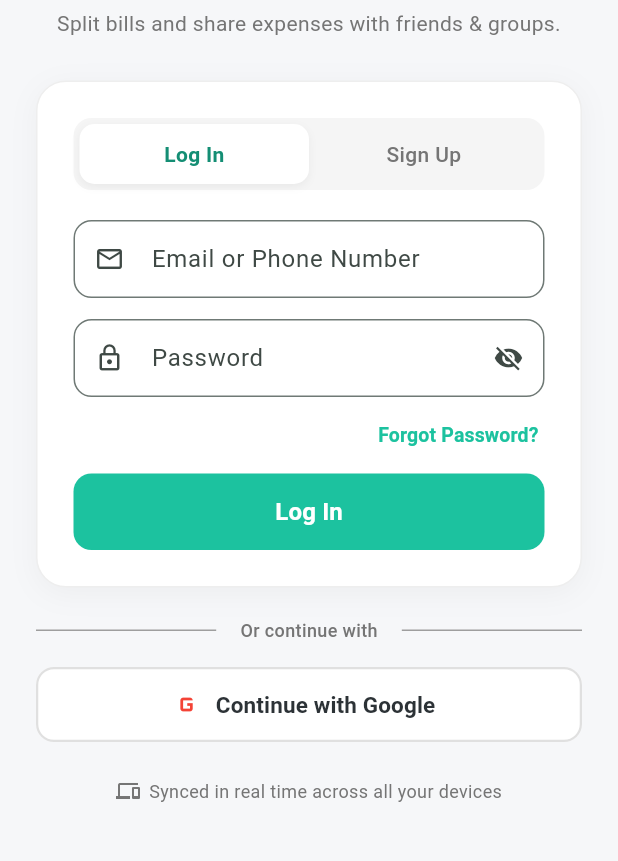
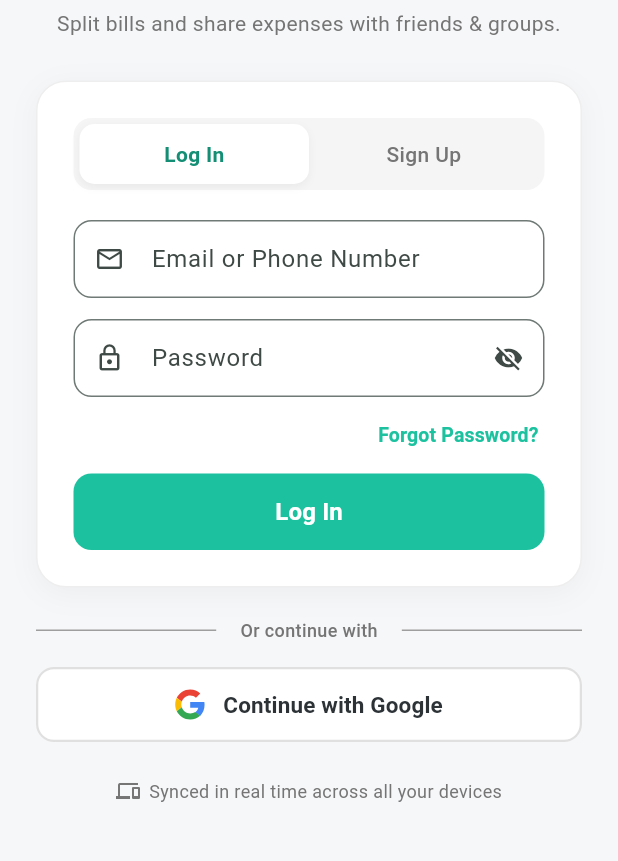
Before and after one commit to indramishra/split-it-flutter-app, a Flutter app: the screen it shows after launch, on a phone screen of 412 x 824 dp, the part 320-1181 px from its top. Run offline on Flutter 3.47's test engine with Material 3 defaults, Android fonts, the phone set to English and light mode, and no system bars; our stand-ins replace cloud_firestore, firebase_auth, firebase_core, flutter_contacts, flutter_local_notifications, google_sign_in and 2 more; accounts and stored records are empty.

Commit message:
fix(auth): pass serverClientId to GoogleSignIn, add real Google logo and error feedback

```diff
--- a/lib/screens/auth_screen.dart
+++ b/lib/screens/auth_screen.dart
@@ -3,6 +3,7 @@ import 'package:provider/provider.dart';
 import '../providers/splitwise_provider.dart';
 import '../theme/app_theme.dart';
 import '../widgets/country_code_picker.dart';
+import '../widgets/google_logo.dart';
 import 'forgot_password_screen.dart';
 
 class AuthScreen extends StatefulWidget {
@@ -23,6 +24,7 @@ class _AuthScreenState extends State<AuthScreen> {
 
   bool _obscurePassword = true;
   bool _isLoading = false;
+  bool _isGoogleLoading = false;
   String? _errorMessage;
   String? _successMessage;
 
@@ -258,6 +260,7 @@ class _AuthScreenState extends State<AuthScreen> {
       _errorMessage = null;
       _successMessage = null;
       _isLoading = true;
+      _isGoogleLoading = true;
     });
 
     final provider = context.read<SplitwiseProvider>();
@@ -266,8 +269,26 @@ class _AuthScreenState extends State<AuthScreen> {
     if (mounted) {
       setState(() {
         _isLoading = false;
+        _isGoogleLoading = false;
         _errorMessage = error;
       });
+
+      if (error != null) {
+        ScaffoldMessenger.of(context).showSnackBar(
+          SnackBar(
+            content: Row(
+              children: [
+                const Icon(Icons.error_outline, color: Colors.white, size: 20),
+                const SizedBox(width: 8),
+                Expanded(child: Text(error, style: const TextStyle(fontSize: 13))),
+              ],
+            ),
+            backgroundColor: AppTheme.negativeOrange,
+            behavior: SnackBarBehavior.floating,
+            duration: const Duration(seconds: 4),
+          ),
+        );
+      }
     }
   }
 
@@ -833,7 +854,7 @@ class _AuthScreenState extends State<AuthScreen> {
                   SizedBox(
                     width: double.infinity,
                     height: 50,
-                    child: OutlinedButton.icon(
+                    child: OutlinedButton(
                       style: OutlinedButton.styleFrom(
                         foregroundColor: AppTheme.charcoal,
                         side: BorderSide(color: Colors.grey.shade300, width: 1.5),
@@ -842,17 +863,28 @@ class _AuthScreenState extends State<AuthScreen> {
                         backgroundColor: Colors.white,
                       ),
                       onPressed: _isLoading ? null : _signInWithGoogle,
-                      icon: const Icon(
-                        Icons.g_mobiledata,
-                        size: 22,
-                        color: Colors.red,
+                      child: _isGoogleLoading
+                          ? const SizedBox(
+                              width: 22,
+                              height: 22,
+                              child: CircularProgressIndicator(
+                                strokeWidth: 2.2,
+                                color: AppTheme.teal,
                               ),
-                      label: const Text(
+                            )
+                          : const Row(
+                              mainAxisAlignment: MainAxisAlignment.center,
+                              children: [
+                                GoogleLogo(size: 20),
+                                SizedBox(width: 12),
+                                Text(
                                   'Continue with Google',
                                   style: TextStyle(
                                     fontSize: 15,
                                     fontWeight: FontWeight.w600,
                                   ),
+                                ),
+                              ],
                             ),
                     ),
                   ),
```
Also changed, not shown: lib/providers/splitwise_provider.dart (+10 -5 lines), lib/widgets/google_logo.dart (added, +93 -0 lines). Lines whose indentation alone changed are shown as unchanged.
